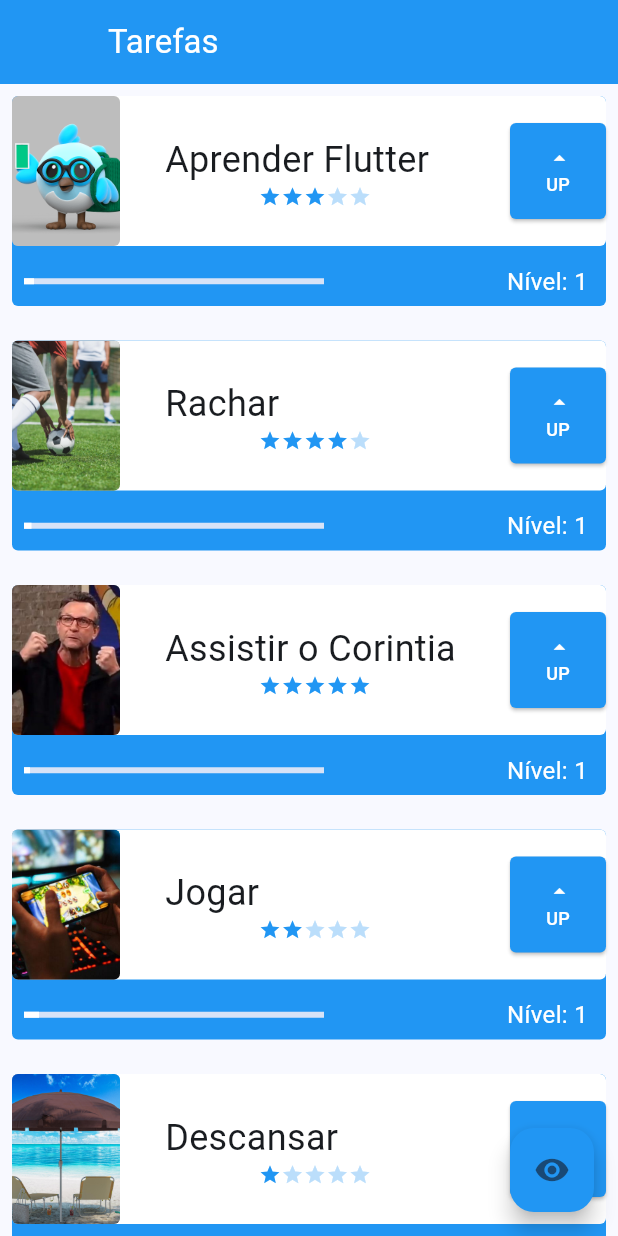
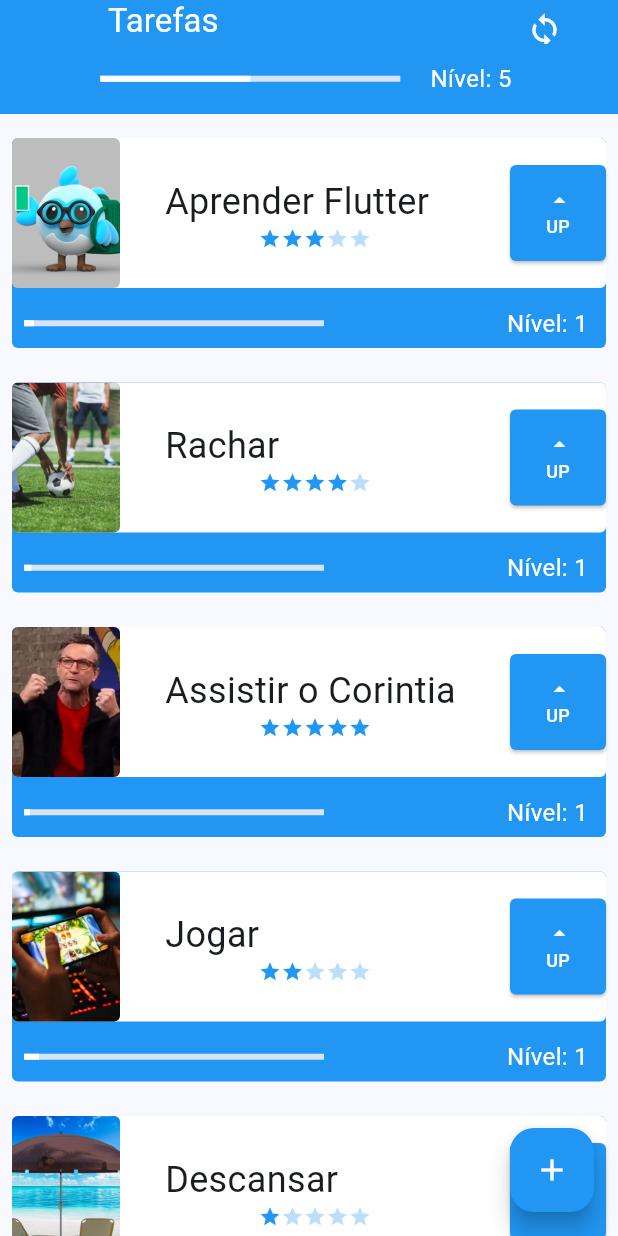
Before and after one commit to devleandropereira/tarefas_mobile, a Flutter app: the screen it shows after launch, on a phone screen of 412 x 824 dp. Run offline on Flutter 3.47's test engine with Material 3 defaults, Android fonts, the phone set to English and light mode, and no system bars.

Commit message:
Inclusão do formulário de tarefas

```diff
--- a/lib/components/task.dart
+++ b/lib/components/task.dart
@@ -7,15 +7,23 @@ class Task extends StatefulWidget {
   final String urlImage;
   final int difficulty;
 
-  const Task(this.nome, this.urlImage, this.difficulty, {super.key});
+  Task(this.nome, this.urlImage, this.difficulty, {super.key});
+
+  int nivel = 1;
 
   @override
   State<Task> createState() => _TaskState();
 }
 
 class _TaskState extends State<Task> {
-  int nivel = 1;
   int maestria = 0;
+  bool assetOrNetwork() {
+    if (widget.urlImage.contains('http')) {
+      return false;
+    }
+
+    return true;
+  }
 
   @override
   Widget build(BuildContext context) {
@@ -26,7 +34,6 @@ class _TaskState extends State<Task> {
           Container(
             decoration: BoxDecoration(
               borderRadius: BorderRadius.circular(4.0),
-              // Azul, verde, amarelo, laranja, vermelho, roxo e preto
               color: maestria >= 6 ? Colors.black
                   : maestria == 5 ? Colors.purpleAccent
                   : maestria == 4 ? Colors.red
@@ -59,7 +66,10 @@ class _TaskState extends State<Task> {
                       height: 100,
                       child: ClipRRect(
                         borderRadius: BorderRadius.circular(4.0),
-                        child: Image.asset(
+                        child: assetOrNetwork() ? Image.asset(
+                          widget.urlImage,
+                          fit: BoxFit.cover,
+                        ) : Image.network(
                           widget.urlImage,
                           fit: BoxFit.cover,
                         ),
@@ -86,12 +96,12 @@ class _TaskState extends State<Task> {
                       child: ElevatedButton(
                           onPressed: () {
                             setState(() {
-                              nivel++;
-                              bool upLevel = (nivel/widget.difficulty)/10 > 1;
+                              widget.nivel++;
+                              bool upLevel = (widget.nivel/widget.difficulty)/10 > 1;
                               if (upLevel) {
                                 if (maestria <= 5) {
                                   maestria++;
-                                  nivel = 1;
+                                  widget.nivel = 1;
                                 }
                               }
                             });
@@ -115,7 +125,8 @@ class _TaskState extends State<Task> {
                               ),
                               Text('UP', style: TextStyle(fontSize: 12, color: Colors.white))
                             ],
-                          )),
+                          )
+                      ),
                     )
                   ],
                 ),
@@ -129,14 +140,14 @@ class _TaskState extends State<Task> {
                       width: 200,
                       child: LinearProgressIndicator(
                         color: Colors.white,
-                        value: widget.difficulty > 0 ? (nivel/widget.difficulty) / 10 : 1,
+                        value: widget.difficulty > 0 ? (widget.nivel/widget.difficulty) / 10 : 1,
                       ),
                     ),
                   ),
                   Padding(
                     padding: const EdgeInsets.all(12),
                     child: Text(
-                      'Nível: $nivel',
+                      'Nível: ${widget.nivel}',
                       style: const TextStyle(color: Colors.white, fontSize: 16),
                     ),
                   )
--- /dev/null
+++ b/lib/data/task_inherited.dart
@@ -0,0 +1,32 @@
+import 'package:flutter/material.dart';
+import 'package:nosso_primeiro_projeto/components/task.dart';
+
+class TaskInherited extends InheritedWidget {
+  TaskInherited({
+    super.key,
+    required Widget child,
+  }) : super(child: child);
+
+  final List<Task> taskList = [
+    Task('Aprender Flutter', 'assets/images/dash.png', 3),
+    Task('Rachar', 'assets/images/fut.jpg', 4),
+    Task('Assistir o Corintia', 'assets/images/craque_neto.jpg', 5),
+    Task('Jogar', 'assets/images/game.jpg', 2),
+    Task('Descansar', 'assets/images/praia.jpeg', 1)
+  ];
+
+  void addTask(String name, String url, int difficulty) {
+    taskList.add(Task(name, url, difficulty));
+  }
+
+  static TaskInherited of(BuildContext context) {
+    final TaskInherited? result = context.dependOnInheritedWidgetOfExactType<TaskInherited>();
+    assert(result != null, 'No TaskInherited found in context');
+    return result!;
+  }
+
+  @override
+  bool updateShouldNotify(TaskInherited old) {
+    return old.taskList.length != taskList.length;
+  }
+}
--- a/lib/main.dart
+++ b/lib/main.dart
@@ -1,4 +1,6 @@
 import 'package:flutter/material.dart';
+import 'package:nosso_primeiro_projeto/data/task_inherited.dart';
+import 'package:nosso_primeiro_projeto/screens/form_screen.dart';
 import 'package:nosso_primeiro_projeto/screens/initial_screen.dart';
 
 void main() {
@@ -11,12 +13,12 @@ class MyApp extends StatelessWidget {
   @override
   Widget build(BuildContext context) {
     return MaterialApp(
-      title: 'Só o Basiquinho',
+      title: 'Tarefas',
       theme: ThemeData(
         colorScheme: ColorScheme.fromSeed(seedColor: Colors.blue),
         useMaterial3: true,
       ),
-      home: const InitialScreen(),
+      home: TaskInherited(child: const InitialScreen(),),
     );
   }
 }
--- a/lib/screens/initial_screen.dart
+++ b/lib/screens/initial_screen.dart
@@ -1,8 +1,8 @@
 import 'package:flutter/material.dart';
-import 'package:nosso_primeiro_projeto/components/task.dart';
+import 'package:nosso_primeiro_projeto/data/task_inherited.dart';
+import 'package:nosso_primeiro_projeto/screens/form_screen.dart';
 
 class InitialScreen extends StatefulWidget {
-
   const InitialScreen({super.key});
 
   @override
@@ -10,38 +10,73 @@ class InitialScreen extends StatefulWidget {
 }
 
 class _InitialScreenState extends State<InitialScreen> {
-  bool opacity = true;
+  int totalLvl = 0;
+
+  void sumTotalLvl() {
+    setState(() {
+      totalLvl = TaskInherited.of(context).taskList.fold(0, (previousValue, element) => previousValue + element.nivel);
+    });
+  }
 
   @override
   Widget build(BuildContext context) {
+    sumTotalLvl();
+
     return Scaffold(
       appBar: AppBar(
-        leading: Container(),
-        backgroundColor: Colors.blue,
-        title: const Text('Tarefas', style: TextStyle(color: Colors.white)),
-      ),
-      body: AnimatedOpacity(
-        opacity: opacity ? 1 : 0,
-        duration: const Duration(milliseconds: 800),
-        child: ListView(
-          children: const [
-            Task('Aprender Flutter', 'assets/images/dash.png', 3),
-            Task('Rachar', 'assets/images/fut.jpg', 4),
-            Task('Assistir o Corintia', 'assets/images/craque_neto.jpg', 5),
-            Task('Jogar', 'assets/images/game.jpg', 2),
-            Task('Descansar', 'assets/images/praia.jpeg', 1),
-            SizedBox(height: 80,)
+          backgroundColor: Colors.blue,
+          leading: const SizedBox(),
+          title: const Text('Tarefas', style: TextStyle(color: Colors.white)),
+          actions: [
+            Padding(
+              padding: const EdgeInsets.only(right: 25.0),
+              child: IconButton(onPressed: sumTotalLvl, icon: const Icon(Icons.sync, color: Colors.white,)),
+            )
           ],
+          bottom: PreferredSize(
+            preferredSize: const Size.fromHeight(20),
+            child: Row(
+              mainAxisAlignment: MainAxisAlignment.center,
+              children: [
+                const Padding(
+                  padding: EdgeInsets.all(8.0),
+                  child: SizedBox(
+                    width: 200,
+                    child: LinearProgressIndicator(
+                      color: Colors.white,
+                      value: 0.5,
+                    ),
+                  ),
+                ),
+                Padding(
+                  padding: const EdgeInsets.all(12),
+                  child: Text(
+                    'Nível: $totalLvl',
+                    style: const TextStyle(color: Colors.white, fontSize: 16),
+                  ),
+                )
+              ],
+            )
+          ),
         ),
+      body: ListView(
+        padding: const EdgeInsets.only(top: 8, bottom: 70),
+        children: TaskInherited.of(context).taskList,
       ),
       floatingActionButton: FloatingActionButton(
         onPressed: () => {
-          setState(() {
-            opacity = !opacity;
-          })
+          Navigator.push(
+            context,
+            MaterialPageRoute(
+              builder: (newContext) => FormScreen(taskContext: context)
+            )
+          )
         },
         backgroundColor: Colors.blue,
-        child: const Icon(Icons.remove_red_eye),
+        child: const Icon(
+          Icons.add,
+          color: Colors.white,
+        ),
       ),
     );
   }
```
Also changed, not shown: lib/screens/form_screen.dart (added, +176 -0 lines), assets/images/dash_vader.jpg (added), assets/images/nophoto.png (added).
